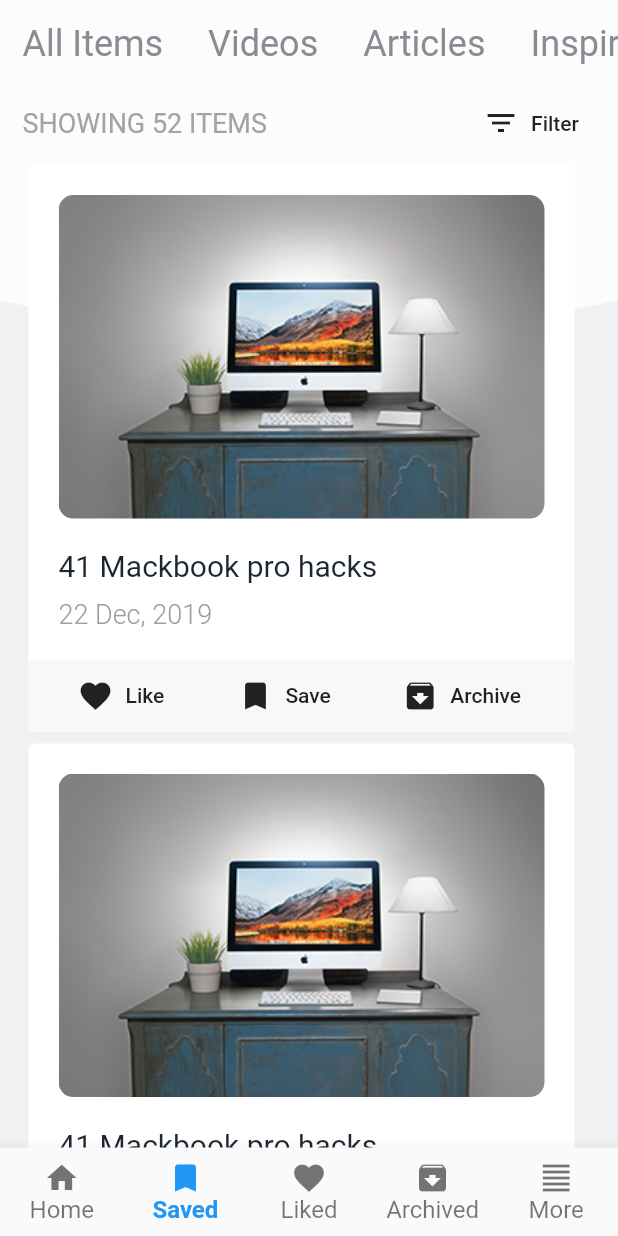
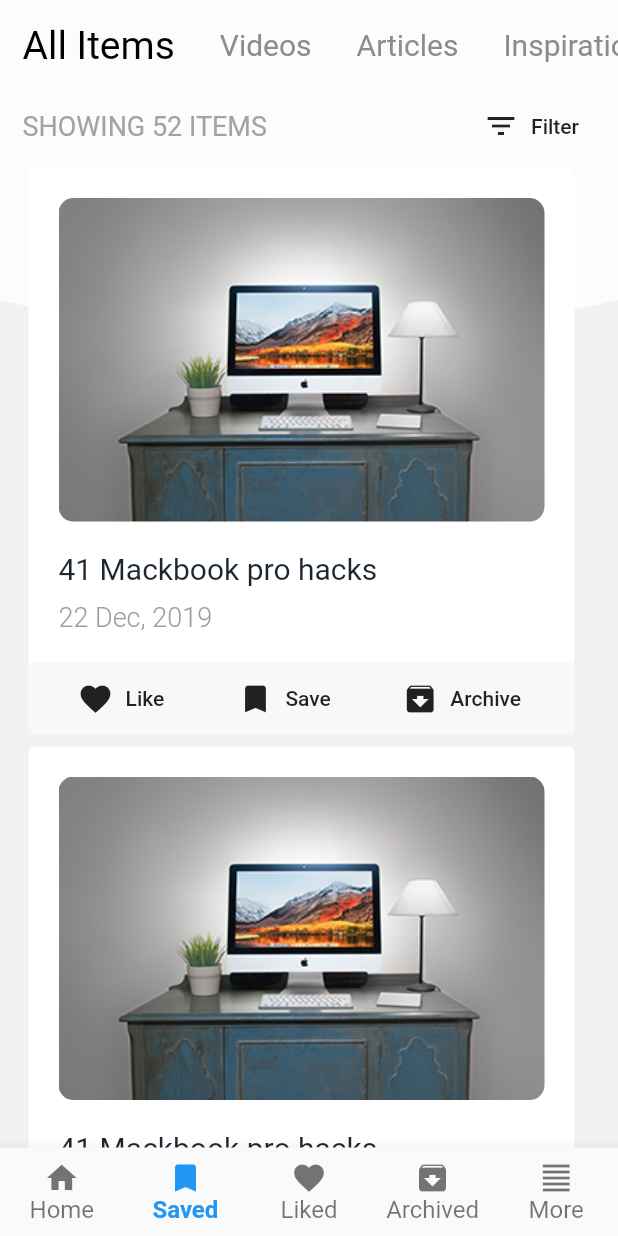
Before and after one commit to codingbbq/remember_me_app, a Flutter app: the screen it shows after launch, item 2 of the bottom bar chosen, on a phone screen of 412 x 824 dp. Run offline on Flutter 3.47's test engine with Material 2 defaults, Android fonts, the phone set to English and light mode, and no system bars.

```diff
--- a/lib/components/custompage.dart
+++ b/lib/components/custompage.dart
@@ -3,8 +3,31 @@ import 'package:remember_me_app/components/reviewCard.dart';
 import 'package:remember_me_app/utills/theme.dart';
 
 class CustomPage extends StatelessWidget {
+
+  final String page;
+
+  CustomPage({
+    this.page
+  });
+
   @override
   Widget build(BuildContext context) {
+
+    String itemsShowing = "";
+
+    switch(page) {
+      case "AllItems":
+        itemsShowing = "Showing 52 items".toUpperCase();
+        break;
+
+      case "Videos":
+        itemsShowing = "Showing 10 items".toUpperCase();
+        break;
+
+      default:
+        itemsShowing = "Showing a lot of items".toUpperCase();
+    }
+
     return Container(
       padding: EdgeInsets.only(left: 15.0, right: 10.0),
       child: Column(
@@ -13,12 +36,11 @@ class CustomPage extends StatelessWidget {
             mainAxisAlignment: MainAxisAlignment.spaceBetween,
             children: <Widget>[
               Text(
-                "Showing 52 items".toUpperCase(),
+                itemsShowing,
                 style: hrzTitleStyle,
               ),
               FlatButton.icon(
                 onPressed: (){
-
                 },
                 icon: Icon(Icons.filter_list),
                 label: Text(
--- a/lib/pages/saved_page/saved_page.dart
+++ b/lib/pages/saved_page/saved_page.dart
@@ -9,21 +9,32 @@ class SavedPage extends StatefulWidget {
 }
 
 class _SavedPageState extends State<SavedPage> {
+
+
+  int _currentIndex = 0;
+
+  @override
+  void initState(){
+    super.initState();
+    _currentIndex = 0;
+  }
+
   @override
   Widget build(BuildContext context) {
 
-    int _currentIndex = 0;
-
-    PageController controller = PageController(
+    PageController _pageViewcontroller = PageController(
       initialPage: 0
     );
+
+    ScrollController _scrollViewController = ScrollController();
 
     onLinkSelected(int index) {
       setState(() {
         _currentIndex = index;
       });
-      if(controller.hasClients){
-        controller.animateToPage(
+      print(_currentIndex.toString());
+      if(_pageViewcontroller.hasClients){
+        _pageViewcontroller.animateToPage(
           _currentIndex,
           duration: Duration(
             milliseconds: 500
@@ -45,6 +56,7 @@ class _SavedPageState extends State<SavedPage> {
               // Horizontal links
               SingleChildScrollView(
                 scrollDirection: Axis.horizontal,
+                controller: _scrollViewController,
                 child: Row(
                   children: <Widget>[
                     Padding(
@@ -52,7 +64,7 @@ class _SavedPageState extends State<SavedPage> {
                       child: InkWell(
                         child: Text(
                           "All Items",
-                          style: hrzLinkStyle,
+                          style: (_currentIndex == 0) ? hrzSelectedStyle : hrzLinkStyle,
                         ),
                         onTap: () => onLinkSelected(0)
                       ),
@@ -63,7 +75,7 @@ class _SavedPageState extends State<SavedPage> {
                       child: InkWell(
                         child: Text(
                           "Videos",
-                          style: hrzLinkStyle,
+                          style:  (_currentIndex == 1) ? hrzSelectedStyle : hrzLinkStyle,
                         ),
                         onTap: () => onLinkSelected(1)
                       ),
@@ -74,7 +86,7 @@ class _SavedPageState extends State<SavedPage> {
                       child: InkWell(
                         child: Text(
                           "Articles",
-                          style: hrzLinkStyle,
+                          style:  (_currentIndex == 2) ? hrzSelectedStyle : hrzLinkStyle,
                         ),
                         onTap: () => onLinkSelected(2)
                       ),
@@ -85,7 +97,7 @@ class _SavedPageState extends State<SavedPage> {
                       child: InkWell(
                         child: Text(
                           "Inspiration",
-                          style: hrzLinkStyle,
+                          style:  (_currentIndex == 3) ? hrzSelectedStyle : hrzLinkStyle,
                         ),
                         onTap: () => onLinkSelected(3)
                       ),
@@ -96,7 +108,7 @@ class _SavedPageState extends State<SavedPage> {
                       child: InkWell(
                         child: Text(
                           "Motivation",
-                          style: hrzLinkStyle,
+                          style:  (_currentIndex == 4) ? hrzSelectedStyle : hrzLinkStyle,
                         ),
                         onTap: () => onLinkSelected(4)
                       ),
@@ -109,20 +121,62 @@ class _SavedPageState extends State<SavedPage> {
                 child: PageView(
                   scrollDirection: Axis.horizontal,
                   children: <Widget>[
-                    CustomPage(),
+                    CustomPage(page: "AllItems"),
+                    CustomPage(page: "Videos"),
+                    Container(
+                      color: Colors.green.shade50,
+                      child: Center(
+                        child: Text(
+                          "Content related to Articles",
+                          style: TextStyle(
+                            color: Colors.green.shade800,
+                            fontSize: 30.0
+                          ),
+                        ),
+                      ),
+                    ),
+                    Container(
+                      color: Colors.red.shade50,
+                      child: Center(
+                        child: Text(
+                          "Inspirational Content",
+                          style: TextStyle(
+                            color: Colors.red.shade800,
+                            fontSize: 30.0
+                          ),
+                        ),
+                      ),
+                    ),
 
                     Container(
-                      color: Colors.blue,
-                      child: Text("All items"),
-                    ),
+                      color: Colors.blue.shade50,
+                      child: Center(
+                        child: Text(
+                          "Motivational Content",
+                          style: TextStyle(
+                            color: Colors.blue.shade800,
+                            fontSize: 30.0
+                          ),
+                        ),
+                      ),
+                    )
+
+                  ],
+                  controller: _pageViewcontroller,
+                  onPageChanged: (int idx){
+                    // When the user swips the page to left/right, we also want to update the styles of the links.
+                    setState(() {
+                      _currentIndex = idx;
+                    });
+                     _scrollViewController.jumpTo(0);
+                    if(idx >= 3){
+                      _scrollViewController.jumpTo(180);
+                    }
 
 
-                  ],
-                  controller: controller,
-                  onPageChanged: (num){
-                    // print(num);
                   },
                 ),
+
               )
             ],
           )
--- a/lib/utills/theme.dart
+++ b/lib/utills/theme.dart
@@ -4,6 +4,6 @@ const Color appBGcolor = Color(0xFFf0f1f3);
 const Color homeBGcolor = Color(0xFFbe3030);
 const titleStyle = TextStyle( fontSize: 22.0, fontWeight: FontWeight.w500 );
 const linkStyle = TextStyle( fontSize: 16.0 );
-const hrzLinkStyle = TextStyle(fontSize: 24.0, color: Color(0xFF888c93));
+const hrzLinkStyle = TextStyle(fontSize: 20.0, color: Color(0xFF888c93));
 const hrzTitleStyle = TextStyle(fontSize: 18.0, color: Color(0xFFa0a4a8));
-const hrzSelectedStyle = TextStyle(fontSize: 20.0, color: Colors.black);
+const hrzSelectedStyle = TextStyle(fontSize: 26.0, color: Colors.black);
```
